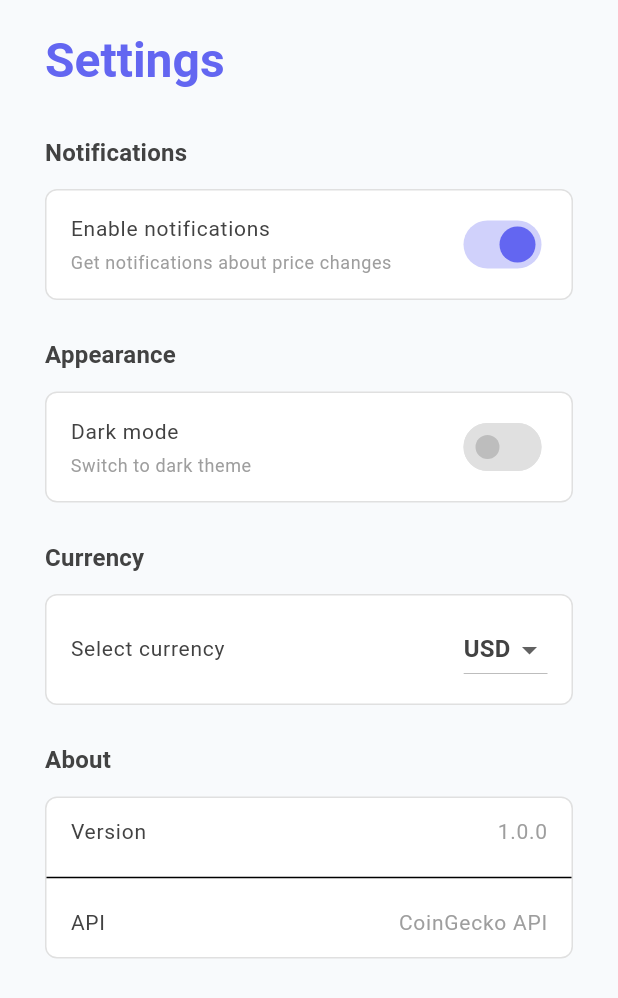
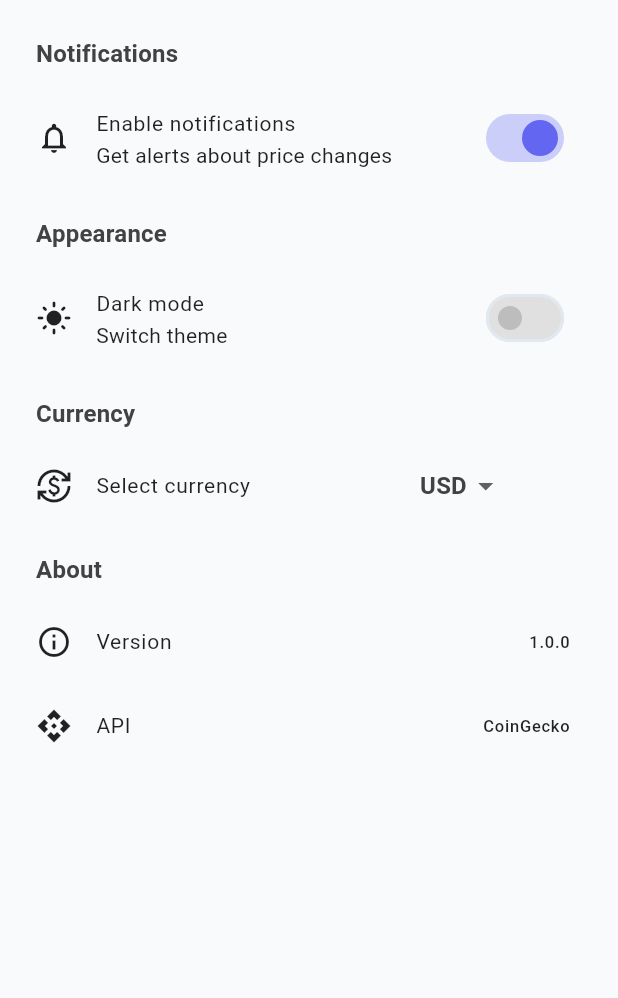
Before and after one commit to teasec4/flutter_crypto_desctop, a Flutter app: the SettingsView widget shown alone on an empty page, opened directly, on a phone screen of 412 x 824 dp. Shown: the top 998 px of the screen. Run offline on Flutter 3.47's test engine with Material 3 defaults, Android fonts, the phone set to English and light mode, and no system bars; our stand-ins replace flutter_bloc.

Commit message:
implement theme toggle

```diff
--- /dev/null
+++ b/lib/core/theme/theme_cubit.dart
@@ -0,0 +1,29 @@
+import 'package:flutter_bloc/flutter_bloc.dart';
+
+sealed class ThemeState {}
+
+class ThemeLight extends ThemeState {}
+
+class ThemeDark extends ThemeState {}
+
+class ThemeCubit extends Cubit<ThemeState> {
+  ThemeCubit() : super(ThemeLight());
+
+  bool get isDark => state is ThemeDark;
+
+  void toggleTheme() {
+    if (state is ThemeLight) {
+      emit(ThemeDark());
+    } else {
+      emit(ThemeLight());
+    }
+  }
+
+  void setDarkMode(bool isDark) {
+    if (isDark) {
+      emit(ThemeDark());
+    } else {
+      emit(ThemeLight());
+    }
+  }
+}
--- a/lib/presentation/pages/settings_view.dart
+++ b/lib/presentation/pages/settings_view.dart
@@ -1,208 +1,103 @@
+import 'package:crypto_desctop/core/theme/theme_cubit.dart';
 import 'package:flutter/material.dart';
+import 'package:flutter_bloc/flutter_bloc.dart';
 
-class SettingsView extends StatefulWidget {
+class SettingsView extends StatelessWidget {
   const SettingsView({super.key});
 
   @override
-  State<SettingsView> createState() => _SettingsViewState();
-}
+  Widget build(BuildContext context) {
+    return Padding(
+      padding: const EdgeInsets.symmetric(horizontal: 8),
+      child: ListView(
+        padding: const EdgeInsets.symmetric(vertical: 8),
+        children: [
+          // Notifications Section
+          Padding(padding: const EdgeInsets.only(top: 16,left: 16, bottom: 8),
+            child: _buildSectionTitle(context, 'Notifications'),
+          ),
+          ListTile(
+            leading: const Icon(Icons.notifications_outlined),
+            title: const Text('Enable notifications'),
+            subtitle: const Text('Get alerts about price changes'),
+            trailing: Switch(
+              value: true,
+              onChanged: (value) {},
+            ),
+          ),
 
-class _SettingsViewState extends State<SettingsView> {
-  bool notificationsEnabled = true;
-  bool darkModeEnabled = false;
-  String selectedCurrency = 'USD';
 
-  @override
-  Widget build(BuildContext context) {
-    return SingleChildScrollView(
-      child: Padding(
-        padding: const EdgeInsets.symmetric(vertical: 20, horizontal: 30),
-        child: Column(
-          crossAxisAlignment: CrossAxisAlignment.start,
-          children: [
-              Text(
-                'Settings',
-                style: Theme.of(context).textTheme.headlineLarge,
+          // Appearance Section
+          Padding(
+            padding: const EdgeInsets.only(top: 16, left: 16, bottom: 8),
+            child: _buildSectionTitle(context, 'Appearance'),
           ),
-              const SizedBox(height: 30),
-              _buildSettingSection(
-                title: 'Notifications',
-                children: [
-                  _buildSwitchTile(
-                    title: 'Enable notifications',
-                    subtitle: 'Get notifications about price changes',
-                    value: notificationsEnabled,
+          BlocBuilder<ThemeCubit, ThemeState>(
+            builder: (context, state) {
+              final isDark = state is ThemeDark;
+              return ListTile(
+                leading: Icon(isDark ? Icons.dark_mode : Icons.light_mode),
+                title: const Text('Dark mode'),
+                subtitle: const Text('Switch theme'),
+                trailing: Switch(
+                  value: isDark,
                   onChanged: (value) {
-                      setState(() => notificationsEnabled = value);
+                    context.read<ThemeCubit>().setDarkMode(value);
                   },
                 ),
-                ],
-              ),
-              const SizedBox(height: 25),
-              _buildSettingSection(
-                title: 'Appearance',
-                children: [
-                  _buildSwitchTile(
-                    title: 'Dark mode',
-                    subtitle: 'Switch to dark theme',
-                    value: darkModeEnabled,
-                    onChanged: (value) {
-                      setState(() => darkModeEnabled = value);
+              );
             },
           ),
-                ],
+
+
+          // Currency Section
+          Padding(
+            padding: const EdgeInsets.only(top: 16, left: 16, bottom: 8),
+            child: _buildSectionTitle(context, 'Currency'),
           ),
-              const SizedBox(height: 25),
-              _buildSettingSection(
-                title: 'Currency',
-                children: [
-                  _buildDropdownTile(
-                    title: 'Select currency',
-                    value: selectedCurrency,
-                    items: ['USD', 'EUR', 'RUB', 'GBP'],
-                    onChanged: (value) {
-                      setState(() => selectedCurrency = value ?? 'USD');
-                    },
-                  ),
-                ],
-              ),
-              const SizedBox(height: 25),
-              _buildSettingSection(
-                title: 'About',
-                children: [
-                  _buildInfoTile(
-                    title: 'Version',
-                    value: '1.0.0',
-                  ),
-                  const Divider(),
-                  _buildInfoTile(
-                    title: 'API',
-                    value: 'CoinGecko API',
-                  ),
-                ],
-              ),
-            ],
+          ListTile(
+            leading: const Icon(Icons.currency_exchange),
+            title: const Text('Select currency'),
+            trailing: SizedBox(
+              width: 100,
+              child: DropdownButton<String>(
+                value: 'USD',
+                underline: const SizedBox(),
+                items: ['USD', 'EUR', 'RUB', 'GBP']
+                    .map((e) => DropdownMenuItem(value: e, child: Text(e)))
+                    .toList(),
+                onChanged: (value) {},
               ),
             ),
-      );
+          ),
 
-  }
 
-  Widget _buildSettingSection({
-    required String title,
-    required List<Widget> children,
-  }) {
-    return Column(
-      crossAxisAlignment: CrossAxisAlignment.start,
-      children: [
-        Text(
-          title,
-          style: Theme.of(context).textTheme.titleMedium?.copyWith(
-                fontWeight: FontWeight.bold,
+          // About Section
+          Padding(
+            padding: const EdgeInsets.only(top: 16, left: 16, bottom: 8),
+            child: _buildSectionTitle(context, 'About'),
           ),
+          const ListTile(
+            leading: Icon(Icons.info_outline),
+            title: Text('Version'),
+            trailing: Text('1.0.0'),
           ),
-        const SizedBox(height: 12),
-        Container(
-          decoration: BoxDecoration(
-            color: Colors.white,
-            borderRadius: BorderRadius.circular(8),
-            border: Border.all(color: Colors.grey.shade300),
-          ),
-          child: Column(children: children),
-        ),
-      ],
-    );
-  }
 
-  Widget _buildSwitchTile({
-    required String title,
-    required String subtitle,
-    required bool value,
-    required ValueChanged<bool> onChanged,
-  }) {
-    return Padding(
-      padding: const EdgeInsets.symmetric(horizontal: 16, vertical: 12),
-      child: Row(
-        mainAxisAlignment: MainAxisAlignment.spaceBetween,
-        children: [
-          Expanded(
-            child: Column(
-              crossAxisAlignment: CrossAxisAlignment.start,
-              children: [
-                Text(
-                  title,
-                  style: Theme.of(context).textTheme.bodyLarge,
-                ),
-                const SizedBox(height: 4),
-                Text(
-                  subtitle,
-                  style: Theme.of(context).textTheme.bodySmall?.copyWith(
-                        color: Colors.grey,
-                      ),
-                ),
-              ],
-            ),
-          ),
-          const SizedBox(width: 16),
-          Switch(
-            value: value,
-            onChanged: onChanged,
+          const ListTile(
+            leading: Icon(Icons.api),
+            title: Text('API'),
+            trailing: Text('CoinGecko'),
           ),
         ],
       ),
     );
   }
 
-  Widget _buildDropdownTile({
-    required String title,
-    required String value,
-    required List<String> items,
-    required ValueChanged<String?> onChanged,
-  }) {
-    return Padding(
-      padding: const EdgeInsets.symmetric(horizontal: 16, vertical: 12),
-      child: Row(
-        mainAxisAlignment: MainAxisAlignment.spaceBetween,
-        children: [
-          Text(
+  Widget _buildSectionTitle(BuildContext context, String title) {
+    return Text(
       title,
-            style: Theme.of(context).textTheme.bodyLarge,
-          ),
-          DropdownButton<String>(
-            value: value,
-            items: items
-                .map((item) => DropdownMenuItem(
-                      value: item,
-                      child: Text(item),
-                    ))
-                .toList(),
-            onChanged: onChanged,
-          ),
-        ],
-      ),
-    );
-  }
-
-  Widget _buildInfoTile({
-    required String title,
-    required String value,
-  }) {
-    return Padding(
-      padding: const EdgeInsets.symmetric(horizontal: 16, vertical: 12),
-      child: Row(
-        mainAxisAlignment: MainAxisAlignment.spaceBetween,
-        children: [
-          Text(
-            title,
-            style: Theme.of(context).textTheme.bodyLarge,
-          ),
-          Text(
-            value,
-            style: Theme.of(context).textTheme.bodyLarge?.copyWith(
-                  color: Colors.grey,
-                ),
-          ),
-        ],
+      style: Theme.of(context).textTheme.titleMedium?.copyWith(
+            fontWeight: FontWeight.w600,
           ),
     );
   }
```
Also changed, not shown: lib/core/theme/app_theme.dart (added, +215 -0 lines), lib/main.dart (+58 -110 lines). Lines whose indentation alone changed are shown as unchanged.
